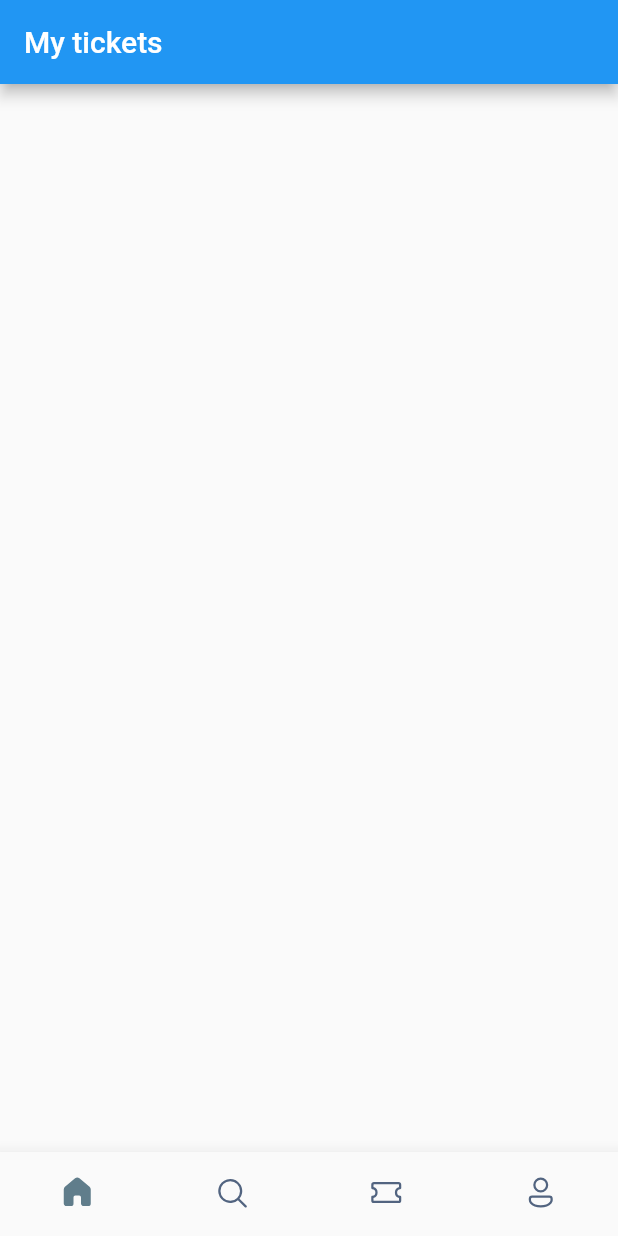
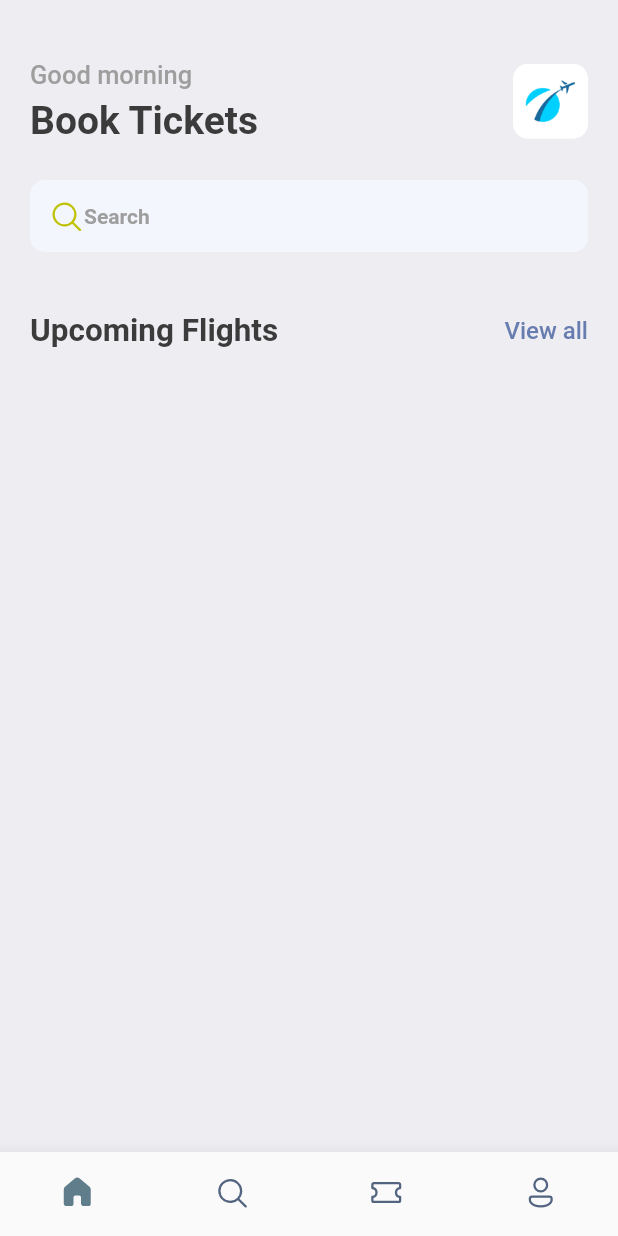
Before and after one commit to Ericky121/booktickets, a Flutter app: the screen it shows after launch, on a phone screen of 412 x 824 dp. Run offline on Flutter 3.47's test engine with Material 2 defaults, Android fonts, the phone set to English and light mode, and no system bars; our stand-ins replace fluentui_icons, gap.

Commit message:
2022.07.25 Changed

```diff
--- a/lib/main.dart
+++ b/lib/main.dart
@@ -1,4 +1,5 @@
 import 'package:booktickets/screens/buttom_bar.dart';
+import 'package:booktickets/utils/app_styles.dart';
 import 'package:flutter/material.dart';
 
 void main() {
@@ -12,18 +13,10 @@ class MyApp extends StatelessWidget {
   @override
   Widget build(BuildContext context) {
     return MaterialApp(
+      debugShowCheckedModeBanner: false,
       title: 'Flutter Demo',
       theme: ThemeData(
-        // This is the theme of your application.
-        //
-        // Try running your application with "flutter run". You'll see the
-        // application has a blue toolbar. Then, without quitting the app, try
-        // changing the primarySwatch below to Colors.green and then invoke
-        // "hot reload" (press "r" in the console where you ran "flutter run",
-        // or simply save your changes to "hot reload" in a Flutter IDE).
-        // Notice that the counter didn't reset back to zero; the application
-        // is not restarted.
-        primarySwatch: Colors.blue,
+        primaryColor: primary,
       ),
       home: const BottomBar(),
     );
--- a/lib/screens/buttom_bar.dart
+++ b/lib/screens/buttom_bar.dart
@@ -31,11 +31,8 @@ class _BottomBarState extends State<BottomBar> {
   @override
   Widget build(BuildContext context) {
     return Scaffold(
-      appBar: AppBar(
-        title: const Text("My tickets"),
-      ),
       body: Center(
-        child: _widgetOption[_selectedIndex]
+        child: _widgetOption[0]
       ),
       bottomNavigationBar: BottomNavigationBar(
         currentIndex: _selectedIndex,
--- a/lib/screens/home_screen.dart
+++ b/lib/screens/home_screen.dart
@@ -1,11 +1,96 @@
+import 'package:booktickets/utils/app_styles.dart';
+import 'package:fluentui_icons/fluentui_icons.dart';
 import 'package:flutter/cupertino.dart';
 import 'package:flutter/material.dart';
+import 'package:gap/gap.dart';
 
 class HomeScreen extends StatelessWidget {
   const HomeScreen({Key? key}) : super(key: key);
 
   @override
   Widget build(BuildContext context) {
-    return Container();
+    return Scaffold(
+      backgroundColor: Styles.bgColor,
+      body: ListView(
+        children: [
+          Container(
+            padding: const EdgeInsets.symmetric(horizontal: 20),
+            child: Column(
+              children: [
+                const Gap(40),
+                Row(
+                  mainAxisAlignment: MainAxisAlignment.spaceBetween,
+                  children: [
+                    Column(
+                      crossAxisAlignment: CrossAxisAlignment.start,
+                      children: [
+                        Text(
+                          "Good morning",
+                          style: Styles.headLineStyle3,
+                        ),
+                        const Gap(5),
+                        Text(
+                          "Book Tickets",
+                          style: Styles.headLineStyle1,
+                        ),
+                      ],
+                    ),
+                    Container(
+                      width: 50,
+                      height: 50,
+                      decoration: BoxDecoration(
+                        borderRadius: BorderRadius.circular(10),
+                        image: const DecorationImage(
+                          fit: BoxFit.fitHeight,
+                          image: AssetImage(
+                            "assets/images/img_1.png",
+                          ),
+                        ),
+                      ),
+                    ),
+                  ],
+                ),
+                const Gap(25),
+                Container(
+                  decoration: BoxDecoration(
+                    borderRadius: BorderRadius.circular(10),
+                    color: const Color(0xFFF4F6FD),
+                  ),
+                  padding: const EdgeInsets.symmetric(horizontal: 12, vertical: 12),
+                  child: Row(
+                    children: [
+                      const Icon(FluentSystemIcons.ic_fluent_search_regular, color: Color(0xFFBFC205)),
+                      Text(
+                        "Search",
+                        style: Styles.headLineStyle4,
+                      )
+                    ],
+                  ),
+                ),
+                const Gap(40),
+                Row(
+                  mainAxisAlignment: MainAxisAlignment.spaceBetween,
+                  children: [
+                    Text(
+                      "Upcoming Flights",
+                      style: Styles.headLineStyle2,
+                    ),
+                    InkWell(
+                      onTap:() {
+                        print("You are tapped");
+                      },
+                      child: Text(
+                        "View all",
+                        style: Styles.textStyle.copyWith(color: Styles.primaryColor),
+                      ),
+                    )
+                  ],
+                )
+              ],
+            ),
+          )
+        ],
+      ),
+    );
   }
 }
--- /dev/null
+++ b/lib/screens/ticket_view.dart
@@ -0,0 +1,10 @@
+import 'package:flutter/material.dart';
+
+class TicketView extends StatelessWidget {
+  const TicketView({Key? key}) : super(key: key);
+
+  @override
+  Widget build(BuildContext context) {
+    return Container();
+  }
+}
--- /dev/null
+++ b/lib/utils/app_styles.dart
@@ -0,0 +1,15 @@
+import 'package:flutter/material.dart';
+
+Color primary = const Color(0xFF687daf);
+class Styles {
+  static Color primaryColor = primary;
+  static Color textColor = const Color(0xFF3b3b3b);
+  static Color bgColor = const Color(0xFFeeedf2);
+  static Color orangeColor = const Color(0xFF526799);
+
+  static TextStyle textStyle = TextStyle(fontSize: 16, color: textColor, fontWeight: FontWeight.w500);
+  static TextStyle headLineStyle1 = TextStyle(fontSize: 26, color: textColor, fontWeight: FontWeight.bold);
+  static TextStyle headLineStyle2 = TextStyle(fontSize: 21, color: textColor, fontWeight: FontWeight.bold);
+  static TextStyle headLineStyle3 = TextStyle(fontSize: 17, color: Colors.grey.shade500, fontWeight: FontWeight.w500);
+  static TextStyle headLineStyle4 = TextStyle(fontSize: 14, color: Colors.grey.shade500, fontWeight: FontWeight.bold);
+}
--- a/pubspec.yaml
+++ b/pubspec.yaml
@@ -35,6 +35,7 @@ dependencies:
   # Use with the CupertinoIcons class for iOS style icons.
   cupertino_icons: ^1.0.2
   fluentui_icons: ^1.0.0
+  gap: ^2.0.0
 
 dev_dependencies:
   flutter_test:
@@ -59,8 +60,8 @@ flutter:
   uses-material-design: true
 
   # To add assets to your application, add an assets section, like this:
-  # assets:
-  #   - images/a_dot_burr.jpeg
+  assets:
+    - assets/images/
   #   - images/a_dot_ham.jpeg
 
   # An image asset can refer to one or more resolution-specific "variants", see
```
Also changed, not shown: assets/images/img.png (added), assets/images/img_1.png (added), assets/images/one.png (added), assets/images/sit.jpg (added), assets/images/three.png (added), assets/images/two.png (added), assets/images/visa.png (added), pubspec.lock.
